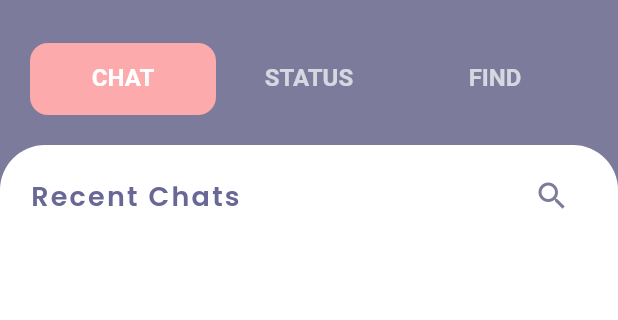
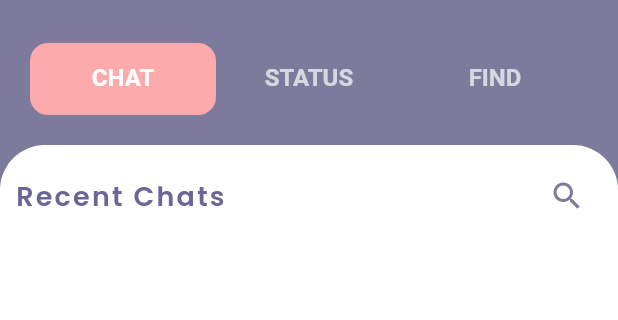
Before and after one commit to iamartyaa/my_quick_chat, a Flutter app: the screen it shows once a user with an empty profile is signed in, on a phone screen of 412 x 824 dp, the part 71-391 px from its top. Run offline on Flutter 3.47's test engine with Material 2 defaults, Android fonts, the phone set to English and light mode, and no system bars; our stand-ins replace cloud_firestore, firebase_auth, firebase_core, flutter_svg, google_fonts; accounts and stored records are empty.

Commit message:
homescreen new

```diff
--- a/lib/screens/home/components/chats.dart
+++ b/lib/screens/home/components/chats.dart
@@ -1,20 +1,19 @@
+import 'package:cloud_firestore/cloud_firestore.dart';
+import 'package:firebase_auth/firebase_auth.dart';
 import 'package:flutter/material.dart';
+import 'package:quick_chat/screens/chat/chat_room.dart';
 
 import '../../../app_theme.dart';
 
 class Chats extends StatelessWidget {
-  const Chats({
-    Key? key,
-    required this.kkPrimaryColor,
-  }) : super(key: key);
+  final Color kkPrimaryColor = MyTheme.kkPrimaryColor;
+  final auth = FirebaseAuth.instance;
 
-  final Color kkPrimaryColor;
+  Chats({super.key});
 
   @override
   Widget build(BuildContext context) {
-    return SingleChildScrollView(
-      physics: const BouncingScrollPhysics(),
-      child: Column(
+    return Column(
       children: [
         Container(
           padding: const EdgeInsets.only(
@@ -37,82 +36,81 @@
             ],
           ),
         ),
-          // ListView.builder(
-          //   shrinkWrap: true,
-          //   physics: const BouncingScrollPhysics(),
-          //   itemCount: recentChats.length,
-          //   itemBuilder: (context, index) {
-          //     final recentChat = recentChats[index];
-          //     return Container(
-          //       margin: const EdgeInsets.only(top: 10,bottom: 10),
-          //       child: Row(
-          //         children: [
-          //           CircleAvatar(
-          //             radius: 28,
-          //             backgroundImage: AssetImage(recentChat.avatar),
-          //           ),
-          //           const SizedBox(
-          //             width: 20,
-          //           ),
-          //           GestureDetector(
-          //             onTap: () {
-          //               // Navigator.of(context).pushNamed(ChatRoom.routeName,arguments: recentChat.sender);
-          //               // Navigator.push(
-          //               //   context,
-          //               //   MaterialPageRoute(
-          //               //     builder: (context) {
-          //               //       return ChatRoom(user: recentChat.sender);
-          //               //     },
-          //               //   ),
-          //               // );
-          //             },
-          //             child: Column(
-          //               crossAxisAlignment: CrossAxisAlignment.start,
-          //               mainAxisAlignment: MainAxisAlignment.spaceBetween,
-          //               children: [
-          //                 Text(
-          //                   recentChat.sender.name,
-          //                   style: MyTheme.heading2.copyWith(
-          //                     fontSize: 16,
-          //                   ),
-          //                 ),
-          //                 Text(
-          //                   recentChat.text,
-          //                   style: MyTheme.bodyText1,
-          //                 ),
-          //               ],
-          //             ),
-          //           ),
-          //           const Spacer(),
-          //           Column(
-          //             children: [
-          //               CircleAvatar(
-          //                 radius: 8,
-          //                 backgroundColor: MyTheme.kUnreadChatBG,
-          //                 child: Text(
-          //                   recentChat.unreadCount.toString(),
-          //                   style: const TextStyle(
-          //                     fontSize: 11,
-          //                     fontWeight: FontWeight.bold,
-          //                   ),
-          //                 ),
-          //               ),
-          //               const SizedBox(
-          //                 height: 10,
-          //               ),
-          //               Text(
-          //                 recentChat.time,
-          //                 style: MyTheme.bodyTextTime,
-          //               ),
-          //             ],
-          //           ),
-          //         ],
-          //       ),
-          //     );
-          //   },
-          // ),
+        Expanded(
+          child: StreamBuilder(
+            stream: FirebaseFirestore.instance
+                .collection('users')
+                .doc(auth.currentUser!.uid)
+                .collection('friends')
+                .snapshots(),
+            builder: (context, AsyncSnapshot<QuerySnapshot> chatSnapshot) {
+              if (chatSnapshot.connectionState == ConnectionState.waiting) {
+                return const Center(
+                  child: CircularProgressIndicator(),
+                );
+              }
+              final chatDocs = chatSnapshot.data!.docs;
+
+              return ListView.builder(
+                physics: const BouncingScrollPhysics(),
+                // shrinkWrap: true,
+                itemCount: chatDocs.length,
+                itemBuilder: (context, index) {
+                  DocumentSnapshot data = chatDocs[index];
+
+                  return GestureDetector(
+                    onTap: () {
+                      Navigator.push(
+                        context,
+                        MaterialPageRoute(
+                          builder: (context) => ChatRoom(
+                              friendID: data.id,
+                              friendName: data['friendName']),
+                        ),
+                      );
+                    },
+                    child: Container(
+                      margin: const EdgeInsets.only(top: 10, bottom: 10),
+                      child: Row(
+                        children: [
+                          CircleAvatar(
+                            radius: 28,
+                            backgroundColor: MyTheme.kkAccentColor,
+                            child: const Icon(
+                              Icons.account_circle_sharp,
+                              size: 50,
+                              color: Colors.white,
+                            ),
+                          ),
+                          const SizedBox(
+                            width: 20,
+                          ),
+                          Column(
+                            crossAxisAlignment: CrossAxisAlignment.start,
+                            mainAxisAlignment: MainAxisAlignment.spaceBetween,
+                            children: [
+                              Text(
+                                data['friendName'],
+                                style: MyTheme.heading2.copyWith(
+                                  fontSize: 16,
+                                ),
+                              ),
+                              Text(
+                                'random recent text',
+                                style: MyTheme.bodyText1,
+                              ),
                             ],
                           ),
+                        ],
+                      ),
+                    ),
+                  );
+                },
+              );
+            },
+          ),
+        ),
+      ],
     );
   }
 }
--- a/lib/screens/home/home_screen.dart
+++ b/lib/screens/home/home_screen.dart
@@ -82,7 +82,7 @@
           Expanded(
             child: Container(
               padding: const EdgeInsets.symmetric(
-                horizontal: 20,
+                horizontal: 10,
               ),
               decoration: const BoxDecoration(
                 color: Colors.white,
@@ -94,7 +94,7 @@
               child: TabBarView(
                 controller: tabController,
                 children: [
-                  Chats(kkPrimaryColor: kkPrimaryColor),
+                  Chats(),
                   const Center(child: Text('Feature Coming Soon')),
                   SearchFriends(),
                 ],
```
Lines whose indentation alone changed are shown as unchanged.
